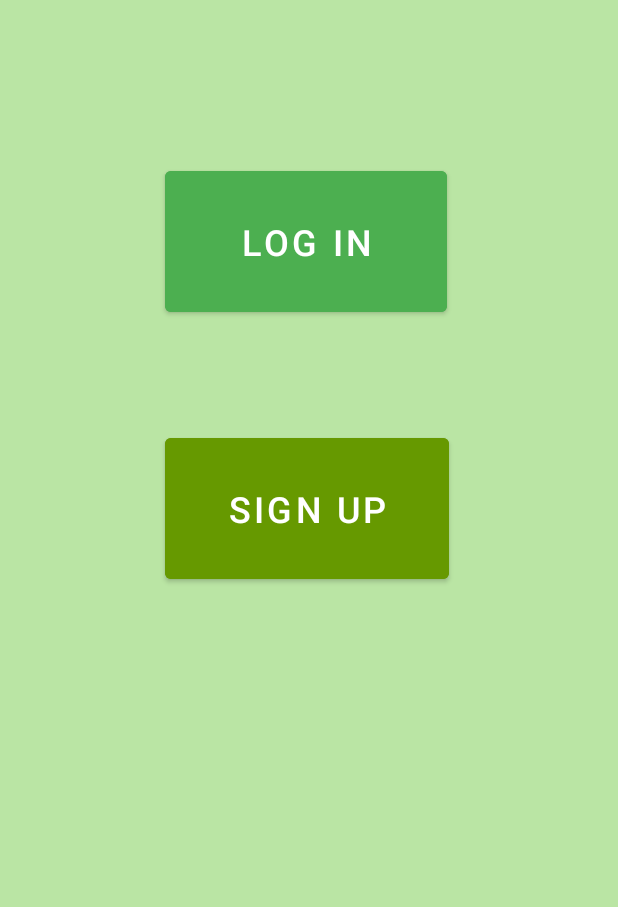
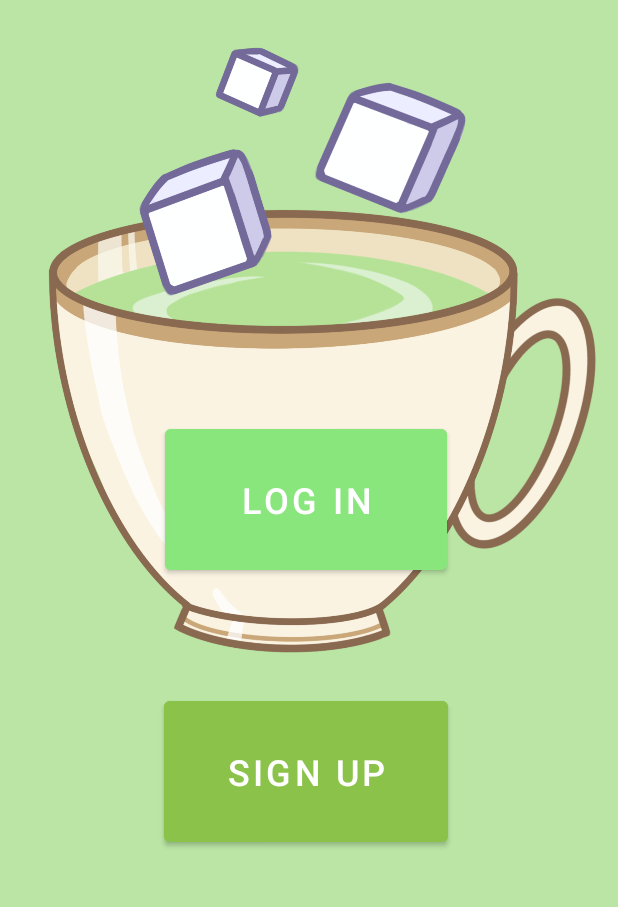
Before and after one commit to sethadre/cup_of_sugar, an Android app: the screen it shows after launch (MainActivity), on a phone screen of 412 x 824 dp, the part 310-1217 px from its top. Run offline under Robolectric (Android 15) with nearby library versions, the phone set to English and light mode, and no system bars.

Commit message:
log in page changes 11/16/21
added cup of sugar logo to log in page, recolored the buttons to green and another green

```diff
--- a/app/src/main/res/layout/activity_main.xml
+++ b/app/src/main/res/layout/activity_main.xml
@@ -28,10 +28,12 @@
         android:layout_marginStart="158dp"
         android:layout_marginTop="108dp"
         android:layout_marginEnd="159dp"
-        android:backgroundTint="#4CAF50"
+        android:layout_marginBottom="60dp"
+        android:backgroundTint="#88E67D"
         android:onClick="@android:string/yes"
         android:text="Log In"
         android:textSize="24sp"
+        app:layout_constraintBottom_toBottomOf="parent"
         app:layout_constraintEnd_toEndOf="parent"
         app:layout_constraintHorizontal_bias="0.52"
         app:layout_constraintStart_toStartOf="parent"
@@ -44,12 +46,23 @@
         android:layout_marginStart="158dp"
         android:layout_marginTop="72dp"
         android:layout_marginEnd="159dp"
-        android:backgroundTint="@android:color/holo_green_dark"
+        android:layout_marginBottom="50dp"
+        android:backgroundTint="#8BC34A"
         android:text="Sign Up"
         android:textSize="24sp"
+        app:layout_constraintBottom_toBottomOf="parent"
         app:layout_constraintEnd_toEndOf="parent"
-        app:layout_constraintHorizontal_bias="0.51"
+        app:layout_constraintHorizontal_bias="0.515"
         app:layout_constraintStart_toStartOf="parent"
-        app:layout_constraintTop_toBottomOf="@+id/button" />
+        app:layout_constraintTop_toBottomOf="@+id/button"
+        app:layout_constraintVertical_bias="1.0" />
+
+    <ImageView
+        android:id="@+id/imageView7"
+        android:layout_width="wrap_content"
+        android:layout_height="wrap_content"
+        app:srcCompat="@drawable/image_cupofsugar"
+        tools:layout_editor_absoluteX="0dp"
+        tools:layout_editor_absoluteY="0dp" />
 
 </androidx.constraintlayout.widget.ConstraintLayout>
```
Also changed, not shown: app/src/main/res/layout/items_homepage.xml (+4 -21 lines), app/src/main/res/layout/profile.xml (+0 -8 lines), app/src/main/res/drawable/image_cupofsugar.PNG (added).
